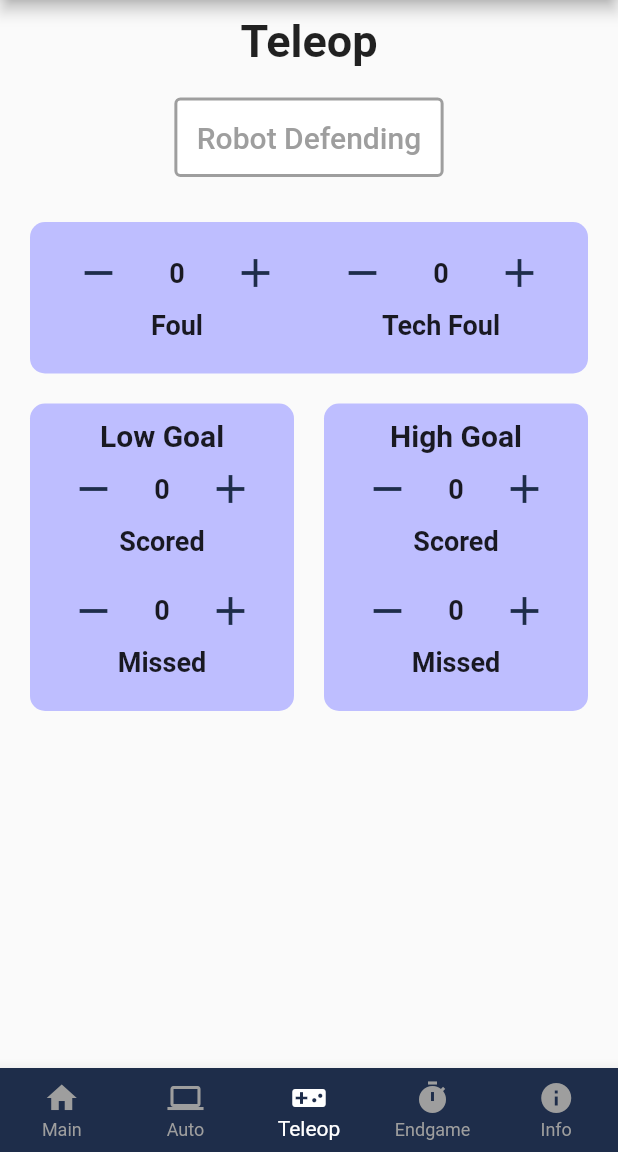
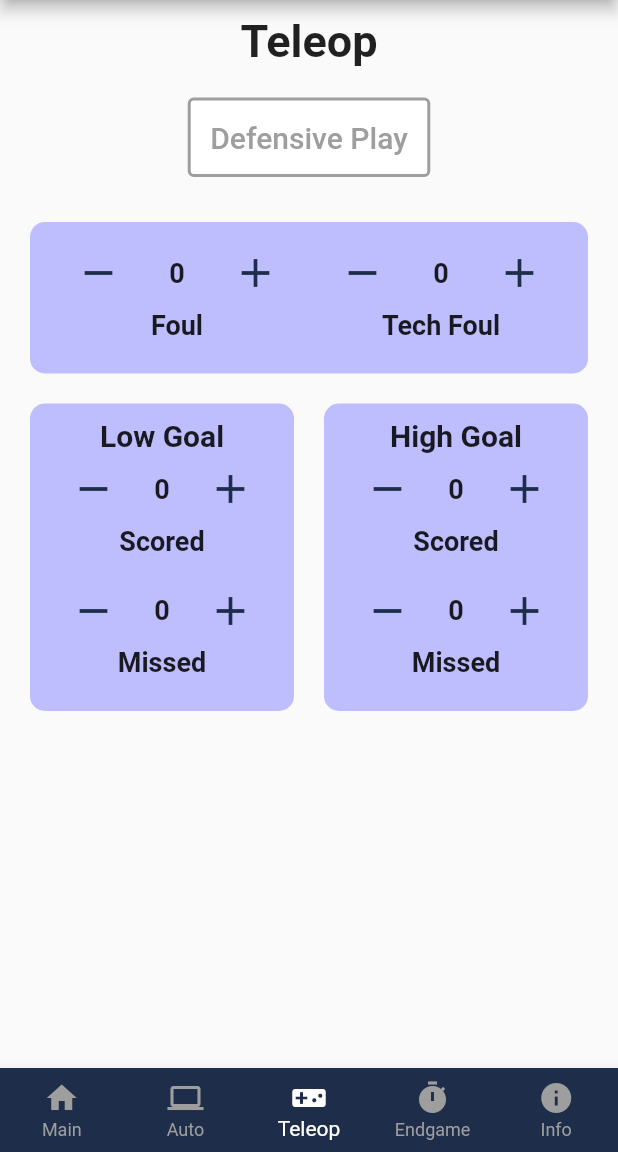
Before and after one commit to Bolt7/scouting_app_2022, a Flutter app: the screen it shows after launch, item 3 of the bottom bar chosen, on a phone screen of 412 x 824 dp, the part 84-1236 px from its top. Run offline on Flutter 3.47's test engine with Material 2 defaults, Android fonts, the phone set to English and light mode, and no system bars; our stand-ins replace csv, qr_flutter, shared_preferences.

Commit message:
Added Defensive to output

```diff
--- a/lib/pages/qr_page.dart
+++ b/lib/pages/qr_page.dart
@@ -29,6 +29,7 @@ class _QRPageState extends State<QRPage> {
         "Teleop High Goal Miss",
         "Foul",
         "Tech Foul",
+        "Defensive",
         "Low Rung Success",
         "Mid Rung Success",
         "High Rung Success",
@@ -36,7 +37,7 @@ class _QRPageState extends State<QRPage> {
         "Ranking Points",
         "Comments"
       ],
-      ["", 0, 0, 0, 0, 0, 0, 0, 0, 0, 0, 0, 0, 0, 0, 0, 0, ""]
+      ["", 0, 0, 0, 0, 0, 0, 0, 0, 0, 0, 0, 0, 0, 0, 0, 0, 0, ""]
     ];
 
     for (var key in csvList[0]) {
--- a/lib/pages/teleop_page.dart
+++ b/lib/pages/teleop_page.dart
@@ -14,7 +14,7 @@ class TeleopPage extends StatefulWidget {
 }
 
 class _TeleopPageState extends State<TeleopPage> {
-  bool _defending = false;
+  bool _defensive = false;
   int _fouls = 0;
   int _techFouls = 0;
   int _lowHits = 0;
@@ -25,7 +25,7 @@ class _TeleopPageState extends State<TeleopPage> {
   Future _getData() async {
     final preferences = await SharedPreferences.getInstance();
     setState(() {
-      _defending = preferences.getBool("defending") ?? false;
+      _defensive = preferences.getBool("Defensive") ?? false;
       _fouls = preferences.getInt("Foul") ?? 0;
       _techFouls = preferences.getInt("Tech Foul") ?? 0;
       _lowHits = preferences.getInt("Teleop Low Goal Scored") ?? 0;
@@ -37,7 +37,7 @@ class _TeleopPageState extends State<TeleopPage> {
 
   Future _saveData() async {
     final preferences = await SharedPreferences.getInstance();
-    await preferences.setBool("defending", _defending);
+    await preferences.setBool("Defensive", _defensive);
     await preferences.setInt("Foul", _fouls);
     await preferences.setInt("Tech Foul", _techFouls);
     await preferences.setInt("Teleop Low Goal Scored", _lowHits);
@@ -75,9 +75,9 @@ class _TeleopPageState extends State<TeleopPage> {
           Container(
             alignment: Alignment.center,
             child: CustomToggleButton(
-              text: "Robot Defending",
-              value: _defending,
-              onPressed: () => setState(() => _defending = !_defending),
+              text: "Defensive Play",
+              value: _defensive,
+              onPressed: () => setState(() => _defensive = !_defensive),
             ),
           ),
           const SizedBox(height: 20),
--- a/pubspec.yaml
+++ b/pubspec.yaml
@@ -15,7 +15,7 @@ publish_to: "none" # Remove this line if you wish to publish to pub.dev
 # In iOS, build-name is used as CFBundleShortVersionString while build-number used as CFBundleVersion.
 # Read more about iOS versioning at
 # https://developer.apple.com/library/archive/documentation/General/Reference/InfoPlistKeyReference/Articles/CoreFoundationKeys.html
-version: 1.1.0+2
+version: 1.2.0+4
 
 environment:
     sdk: ">=2.16.2 <3.0.0"
```
